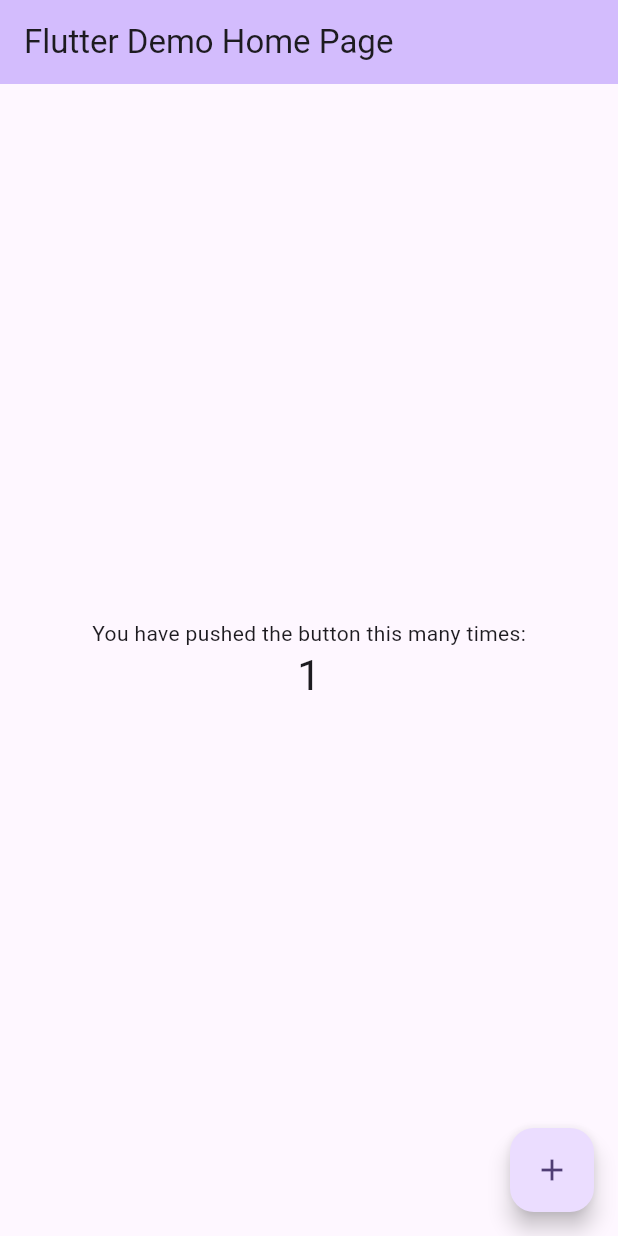
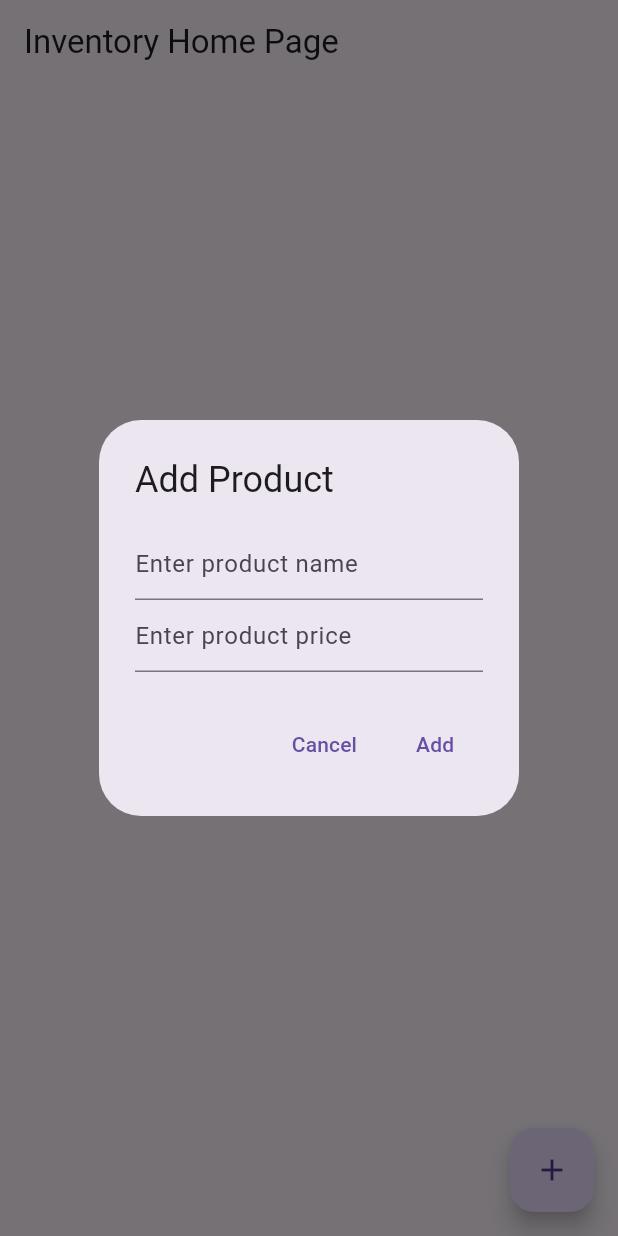
Before and after one commit to tan8325/act12, a Flutter app: the screen it shows after launch, after a tap on the "add" icon, on a phone screen of 412 x 824 dp. Run offline on Flutter 3.47's test engine with Material 3 defaults, Android fonts, the phone set to English and light mode, and no system bars; our stand-ins replace cloud_firestore, firebase_core; accounts and stored records are empty.

Commit message:
Added inventory management using template and crud operations

```diff
--- a/lib/main.dart
+++ b/lib/main.dart
@@ -1,122 +1,124 @@
+// Import Flutter package
 import 'package:flutter/material.dart';
+import 'package:cloud_firestore/cloud_firestore.dart';
+import 'package:firebase_core/firebase_core.dart';
 
-void main() {
-  runApp(const MyApp());
+void main() async {
+  WidgetsFlutterBinding.ensureInitialized();
+  await Firebase.initializeApp();
+  runApp(InventoryApp());
 }
 
-class MyApp extends StatelessWidget {
-  const MyApp({super.key});
-
-  // This widget is the root of your application.
+class InventoryApp extends StatelessWidget {
   @override
   Widget build(BuildContext context) {
     return MaterialApp(
-      title: 'Flutter Demo',
-      theme: ThemeData(
-        // This is the theme of your application.
-        //
-        // TRY THIS: Try running your application with "flutter run". You'll see
-        // the application has a purple toolbar. Then, without quitting the app,
-        // try changing the seedColor in the colorScheme below to Colors.green
-        // and then invoke "hot reload" (save your changes or press the "hot
-        // reload" button in a Flutter-supported IDE, or press "r" if you used
-        // the command line to start the app).
-        //
-        // Notice that the counter didn't reset back to zero; the application
-        // state is not lost during the reload. To reset the state, use hot
-        // restart instead.
-        //
-        // This works for code too, not just values: Most code changes can be
-        // tested with just a hot reload.
-        colorScheme: ColorScheme.fromSeed(seedColor: Colors.deepPurple),
-      ),
-      home: const MyHomePage(title: 'Flutter Demo Home Page'),
+      title: 'Inventory Management App',
+      theme: ThemeData(primarySwatch: Colors.blue),
+      home: InventoryHomePage(title: 'Inventory Home Page'),
     );
   }
 }
 
-class MyHomePage extends StatefulWidget {
-  const MyHomePage({super.key, required this.title});
-
-  // This widget is the home page of your application. It is stateful, meaning
-  // that it has a State object (defined below) that contains fields that affect
-  // how it looks.
-
-  // This class is the configuration for the state. It holds the values (in this
-  // case the title) provided by the parent (in this case the App widget) and
-  // used by the build method of the State. Fields in a Widget subclass are
-  // always marked "final".
-
+class InventoryHomePage extends StatefulWidget {
+  InventoryHomePage({Key? key, required this.title}) : super(key: key);
   final String title;
 
   @override
-  State<MyHomePage> createState() => _MyHomePageState();
+  _InventoryHomePageState createState() => _InventoryHomePageState();
 }
 
-class _MyHomePageState extends State<MyHomePage> {
-  int _counter = 0;
+class _InventoryHomePageState extends State<InventoryHomePage> {
+  final CollectionReference itemsCollection =
+      FirebaseFirestore.instance.collection('items');
 
-  void _incrementCounter() {
-    setState(() {
-      // This call to setState tells the Flutter framework that something has
-      // changed in this State, which causes it to rerun the build method below
-      // so that the display can reflect the updated values. If we changed
-      // _counter without calling setState(), then the build method would not be
-      // called again, and so nothing would appear to happen.
-      _counter++;
-    });
+  void _showProductDialog({String? id, String name = '', double price = 0.0}) {
+    TextEditingController nameController = TextEditingController(text: name);
+    TextEditingController priceController = TextEditingController(
+        text: price > 0 ? price.toString() : '');
+
+    showDialog(
+      context: context,
+      builder: (context) => AlertDialog(
+        title: Text(id == null ? 'Add Product' : 'Update Product'),
+        content: Column(
+          mainAxisSize: MainAxisSize.min,
+          children: [
+            TextField(
+              controller: nameController,
+              decoration: InputDecoration(hintText: 'Enter product name'),
+            ),
+            TextField(
+              controller: priceController,
+              decoration: InputDecoration(hintText: 'Enter product price'),
+              keyboardType: TextInputType.number,
+            ),
+          ],
+        ),
+        actions: [
+          TextButton(onPressed: () => Navigator.pop(context), child: Text('Cancel')),
+          TextButton(
+            onPressed: () {
+              if (nameController.text.isNotEmpty && priceController.text.isNotEmpty) {
+                final productData = {
+                  'Name': nameController.text,
+                  'Price': double.tryParse(priceController.text) ?? 0.0,
+                };
+                id == null ? itemsCollection.add(productData) : itemsCollection.doc(id).update(productData);
+              }
+              Navigator.pop(context);
+            },
+            child: Text(id == null ? 'Add' : 'Update'),
+          ),
+        ],
+      ),
+    );
+  }
+
+  void _deleteProduct(String id) {
+    itemsCollection.doc(id).delete();
   }
 
   @override
   Widget build(BuildContext context) {
-    // This method is rerun every time setState is called, for instance as done
-    // by the _incrementCounter method above.
-    //
-    // The Flutter framework has been optimized to make rerunning build methods
-    // fast, so that you can just rebuild anything that needs updating rather
-    // than having to individually change instances of widgets.
     return Scaffold(
-      appBar: AppBar(
-        // TRY THIS: Try changing the color here to a specific color (to
-        // Colors.amber, perhaps?) and trigger a hot reload to see the AppBar
-        // change color while the other colors stay the same.
-        backgroundColor: Theme.of(context).colorScheme.inversePrimary,
-        // Here we take the value from the MyHomePage object that was created by
-        // the App.build method, and use it to set our appbar title.
-        title: Text(widget.title),
-      ),
-      body: Center(
-        // Center is a layout widget. It takes a single child and positions it
-        // in the middle of the parent.
-        child: Column(
-          // Column is also a layout widget. It takes a list of children and
-          // arranges them vertically. By default, it sizes itself to fit its
-          // children horizontally, and tries to be as tall as its parent.
-          //
-          // Column has various properties to control how it sizes itself and
-          // how it positions its children. Here we use mainAxisAlignment to
-          // center the children vertically; the main axis here is the vertical
-          // axis because Columns are vertical (the cross axis would be
-          // horizontal).
-          //
-          // TRY THIS: Invoke "debug painting" (choose the "Toggle Debug Paint"
-          // action in the IDE, or press "p" in the console), to see the
-          // wireframe for each widget.
-          mainAxisAlignment: MainAxisAlignment.center,
-          children: <Widget>[
-            const Text('You have pushed the button this many times:'),
-            Text(
-              '$_counter',
-              style: Theme.of(context).textTheme.headlineMedium,
-            ),
-          ],
-        ),
+      appBar: AppBar(title: Text(widget.title)),
+      body: StreamBuilder(
+        stream: itemsCollection.snapshots(),
+        builder: (context, AsyncSnapshot<QuerySnapshot> snapshot) {
+          if (!snapshot.hasData) return Center(child: CircularProgressIndicator());
+          return ListView(
+            children: snapshot.data!.docs.map((doc) {
+              return ListTile(
+                title: Text(doc['Name']),
+                subtitle: Text('Price: \$${doc['Price']}'),
+                trailing: Row(
+                  mainAxisSize: MainAxisSize.min,
+                  children: [
+                    IconButton(
+                      icon: Icon(Icons.edit),
+                      onPressed: () => _showProductDialog(
+                        id: doc.id,
+                        name: doc['Name'],
+                        price: doc['Price'],
+                      ),
+                    ),
+                    IconButton(
+                      icon: Icon(Icons.delete),
+                      onPressed: () => _deleteProduct(doc.id),
+                    ),
+                  ],
+                ),
+              );
+            }).toList(),
+          );
+        },
       ),
       floatingActionButton: FloatingActionButton(
-        onPressed: _incrementCounter,
-        tooltip: 'Increment',
-        child: const Icon(Icons.add),
-      ), // This trailing comma makes auto-formatting nicer for build methods.
+        onPressed: () => _showProductDialog(),
+        tooltip: 'Add Item',
+        child: Icon(Icons.add),
+      ),
     );
   }
 }
```
